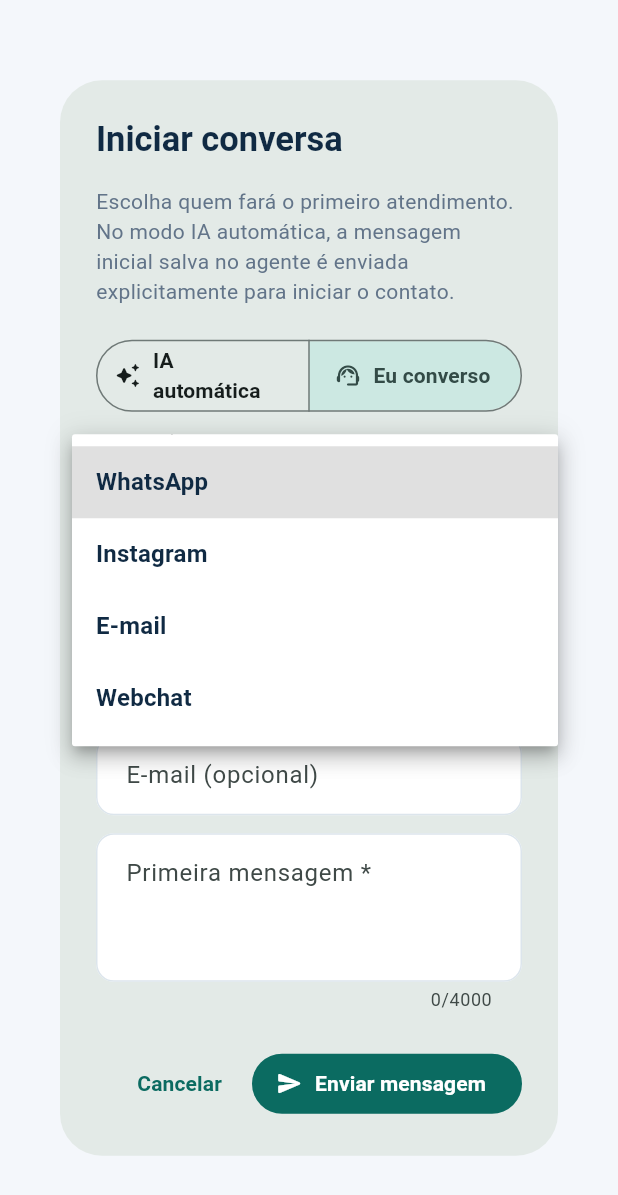
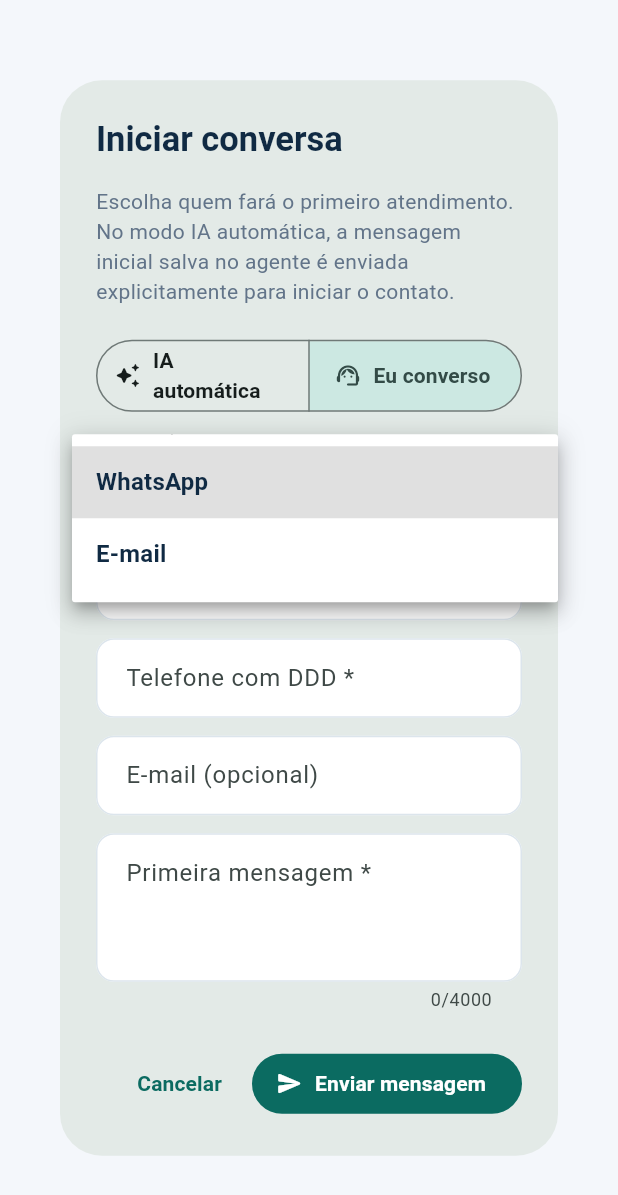
Before and after one commit to Tdk17/cormex_ai_agent, a Flutter app: the _StartConversationDialog widget shown alone on an empty page, opened directly with empty values, after a tap on "Eu converso", after a tap on "WhatsApp", on a phone screen of 412 x 824 dp. Shown: the top 1195 px of the screen. Run offline on Flutter 3.47's test engine with Material 3 defaults, Android fonts, the light colour scheme and no system bars; our stand-ins replace csv, dio, file_picker, flutter_secure_storage, get_it, go_router and 1 more; accounts and stored records are empty; statements that could not run were skipped.

Commit message:
fix: limit new contacts to reachable channels

```diff
--- a/lib/Src/Features/conversations/presentation/pages/conversations_page.dart
+++ b/lib/Src/Features/conversations/presentation/pages/conversations_page.dart
@@ -271,16 +271,8 @@ class _StartConversationDialogState extends State<_StartConversationDialog> {
                       child: Text('WhatsApp'),
                     ),
                     DropdownMenuItem<String>(
-                      value: ConversationChannels.instagram,
-                      child: Text('Instagram'),
-                    ),
-                    DropdownMenuItem<String>(
                       value: ConversationChannels.email,
                       child: Text('E-mail'),
-                    ),
-                    DropdownMenuItem<String>(
-                      value: ConversationChannels.webchat,
-                      child: Text('Webchat'),
                     ),
                   ],
                   onChanged: (String? value) {
@@ -298,25 +290,35 @@ class _StartConversationDialogState extends State<_StartConversationDialog> {
                 TextFormField(
                   controller: _phoneController,
                   keyboardType: TextInputType.phone,
-                  decoration: const InputDecoration(
-                    labelText: 'Telefone com DDD',
+                  decoration: InputDecoration(
+                    labelText: _channel == ConversationChannels.whatsapp
+                        ? 'Telefone com DDD *'
+                        : 'Telefone com DDD (opcional)',
                     hintText: '+55 47 99999-9999',
                   ),
+                  validator: (String? value) {
+                    if (_channel == ConversationChannels.whatsapp &&
+                        (value?.trim().isEmpty ?? true)) {
+                      return 'Informe o telefone do contato.';
+                    }
+                    return null;
+                  },
                 ),
                 const SizedBox(height: 12),
                 TextFormField(
                   controller: _emailController,
                   keyboardType: TextInputType.emailAddress,
-                  decoration: const InputDecoration(
-                    labelText: 'E-mail (opcional)',
+                  decoration: InputDecoration(
+                    labelText: _channel == ConversationChannels.email
+                        ? 'E-mail *'
+                        : 'E-mail (opcional)',
                   ),
-                  validator: (_) {
-                    final hasDestination =
-                        _phoneController.text.trim().isNotEmpty ||
-                        _emailController.text.trim().isNotEmpty;
-                    return hasDestination
-                        ? null
-                        : 'Informe o telefone ou o e-mail do contato.';
+                  validator: (String? value) {
+                    if (_channel == ConversationChannels.email &&
+                        (value?.trim().isEmpty ?? true)) {
+                      return 'Informe o e-mail do contato.';
+                    }
+                    return null;
                   },
                 ),
                 const SizedBox(height: 12),
```
